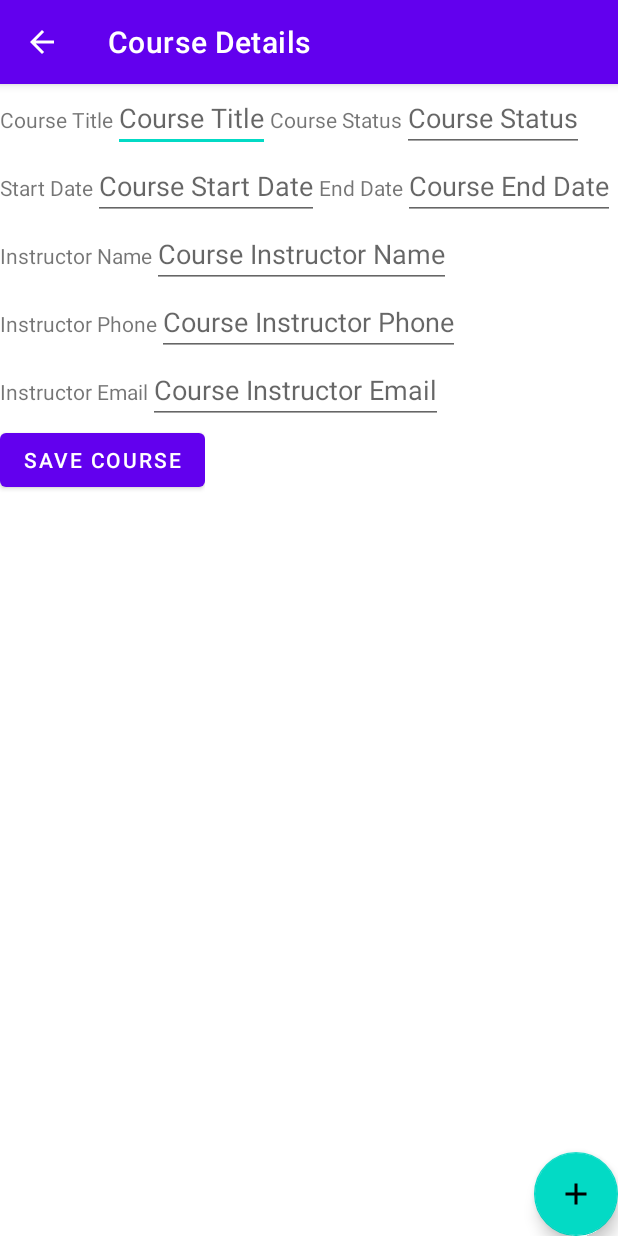
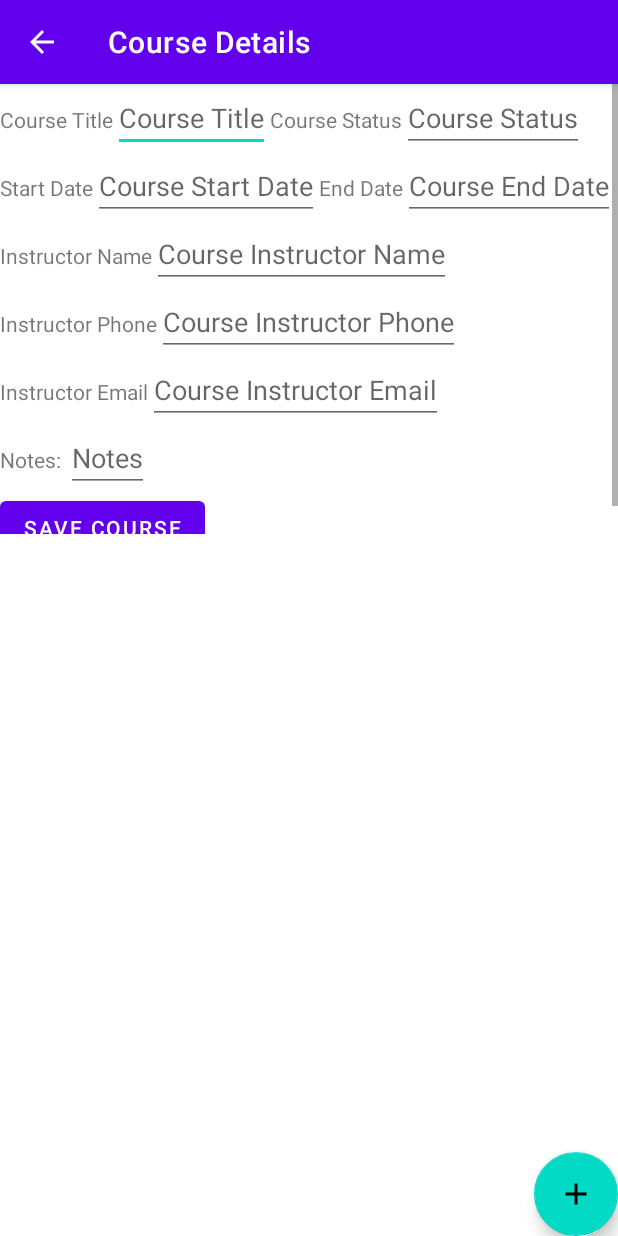
Before and after one commit to aaivey22/academic_manager, an Android app: the CourseDetails screen opened directly, with no data from a screen before it, on a phone screen of 412 x 824 dp. Run offline under Robolectric (Android 15) with nearby library versions, the phone set to English and light mode, and no system bars; our stand-ins replace Room's generated code.

Commit message:
Added Note Field

```diff
--- a/app/src/main/java/angelaivey/example/academic_schedule_and_progress_tracker/UI/CourseDetails.java
+++ b/app/src/main/java/angelaivey/example/academic_schedule_and_progress_tracker/UI/CourseDetails.java
@@ -4,6 +4,7 @@ import androidx.appcompat.app.AppCompatActivity;
 import androidx.recyclerview.widget.LinearLayoutManager;
 import androidx.recyclerview.widget.RecyclerView;
 
+import android.app.DatePickerDialog;
 import android.content.Intent;
 import android.os.Bundle;
 import android.util.Log;
@@ -14,6 +15,7 @@ import android.widget.EditText;
 import com.google.android.material.floatingactionbutton.FloatingActionButton;
 
 import java.util.ArrayList;
+import java.util.Calendar;
 import java.util.List;
 
 import angelaivey.example.academic_schedule_and_progress_tracker.Database.Repository;
@@ -30,6 +32,9 @@ public class CourseDetails extends AppCompatActivity {
     EditText editInstructor;
     EditText editNumber;
     EditText editEmail;
+    EditText editNote;
+    DatePickerDialog.OnDateSetListener startDate;
+    final Calendar calendarStart = Calendar.getInstance();
 
     String title;
     String start;
--- a/app/src/main/res/layout/activity_course_details.xml
+++ b/app/src/main/res/layout/activity_course_details.xml
@@ -9,9 +9,11 @@
 
     <ScrollView
         android:id="@+id/scrollView"
-        android:layout_width="match_parent"
+        android:layout_width="0dp"
         android:layout_height="300dp"
         android:orientation="vertical"
+        app:layout_constraintEnd_toEndOf="parent"
+        app:layout_constraintStart_toStartOf="parent"
         app:layout_constraintTop_toTopOf="parent">
 
         <LinearLayout
@@ -153,6 +155,23 @@
                     android:hint="Course Instructor Email" />
             </LinearLayout>
 
+            <LinearLayout
+                android:layout_width="wrap_content"
+                android:layout_height="wrap_content"
+                android:orientation="horizontal">
+
+                <TextView
+                    android:layout_width="match_parent"
+                    android:layout_height="wrap_content"
+                    android:text="Notes: " />
+
+                <EditText
+                    android:id="@+id/textViewcoursenote"
+                    android:layout_width="wrap_content"
+                    android:layout_height="wrap_content"
+                    android:hint="Notes" />
+            </LinearLayout>
+
             <androidx.appcompat.widget.LinearLayoutCompat
                 android:layout_width="wrap_content"
                 android:layout_height="wrap_content"
@@ -166,7 +185,6 @@
             </androidx.appcompat.widget.LinearLayoutCompat>
 
         </LinearLayout>
-
     </ScrollView>
 
     <com.google.android.material.floatingactionbutton.FloatingActionButton
@@ -180,9 +198,13 @@
 
     <androidx.recyclerview.widget.RecyclerView
         android:id="@+id/assessmentrecyclerview"
-        android:layout_width="390dp"
+        android:layout_width="375dp"
         android:layout_height="526dp"
-        app:layout_constraintRight_toRightOf="parent"
-        app:layout_constraintTop_toBottomOf="@+id/scrollView" />
+        android:layout_marginStart="15dp"
+        android:layout_marginTop="50dp"
+        android:layout_marginRight="15dp"
+        app:layout_constraintRight_toRightOf="@id/scrollView"
+        app:layout_constraintStart_toStartOf="parent"
+        app:layout_constraintTop_toBottomOf="@id/scrollView" />
 
 </androidx.constraintlayout.widget.ConstraintLayout>
--- a/app/src/main/res/layout/course_list_item.xml
+++ b/app/src/main/res/layout/course_list_item.xml
@@ -82,6 +82,16 @@
             app:layout_constraintLeft_toRighttOf="@+id/textViewcourseinstructornumber"
             tools:layout_editor_absoluteX="73dp"
             tools:layout_editor_absoluteY="112dp" />
+        <TextView
+            android:id="@+id/textViewcoursenote"
+            android:layout_width="100dp"
+            android:layout_height="wrap_content"
+            android:padding="20dp"
+            android:text="TextView"
+            app:layout_constraintTop_toTopOf="@id/textViewcourseinstructoremail"
+            app:layout_constraintLeft_toRighttOf="@+id/textViewcourseinstructoremail"
+            tools:layout_editor_absoluteX="73dp"
+            tools:layout_editor_absoluteY="112dp" />
 
     </androidx.appcompat.widget.LinearLayoutCompat>
 </androidx.constraintlayout.widget.ConstraintLayout>
```
